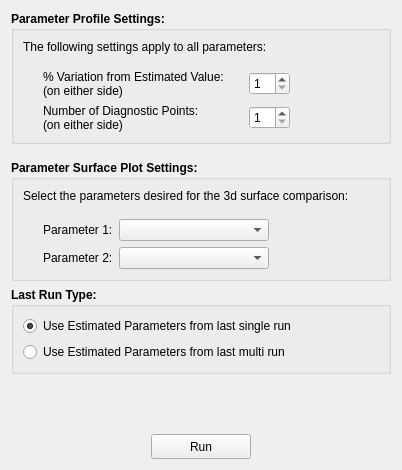
Before: the Qt Designer form MSSPM_Main/forms/Diagnostic/Diagnostic_Tab01.ui in nmfs-fish-tools/MSSPM, drawn with Qt 5.
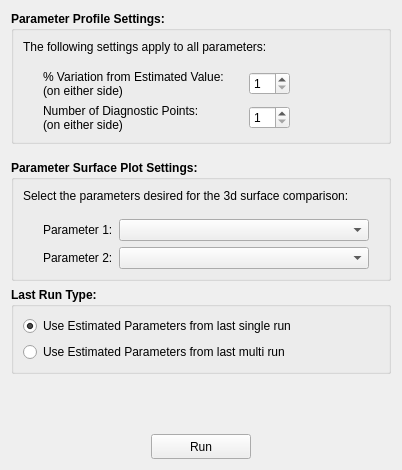
After: the same form once the commit is applied.

Diff of the .ui file:
```diff
--- a/MSSPM_Main/forms/Diagnostic/Diagnostic_Tab01.ui
+++ b/MSSPM_Main/forms/Diagnostic/Diagnostic_Tab01.ui
@@ -309,13 +309,13 @@
          <widget class="QComboBox" name="Diagnostic_Tab1_SurfaceParameter1CMB">
           <property name="minimumSize">
            <size>
-            <width>150</width>
+            <width>250</width>
             <height>0</height>
            </size>
           </property>
           <property name="maximumSize">
            <size>
-            <width>150</width>
+            <width>250</width>
             <height>16777215</height>
            </size>
           </property>
@@ -377,13 +377,13 @@
          <widget class="QComboBox" name="Diagnostic_Tab1_SurfaceParameter2CMB">
           <property name="minimumSize">
            <size>
-            <width>150</width>
+            <width>250</width>
             <height>0</height>
            </size>
           </property>
           <property name="maximumSize">
            <size>
-            <width>150</width>
+            <width>250</width>
             <height>16777215</height>
            </size>
           </property>
```
